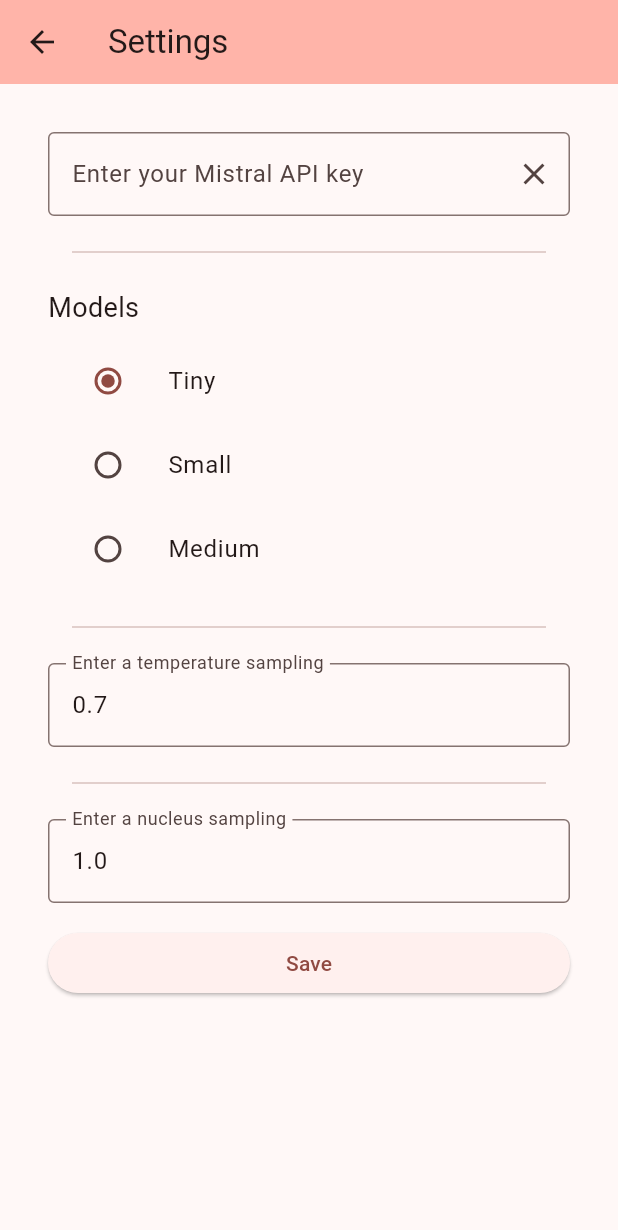
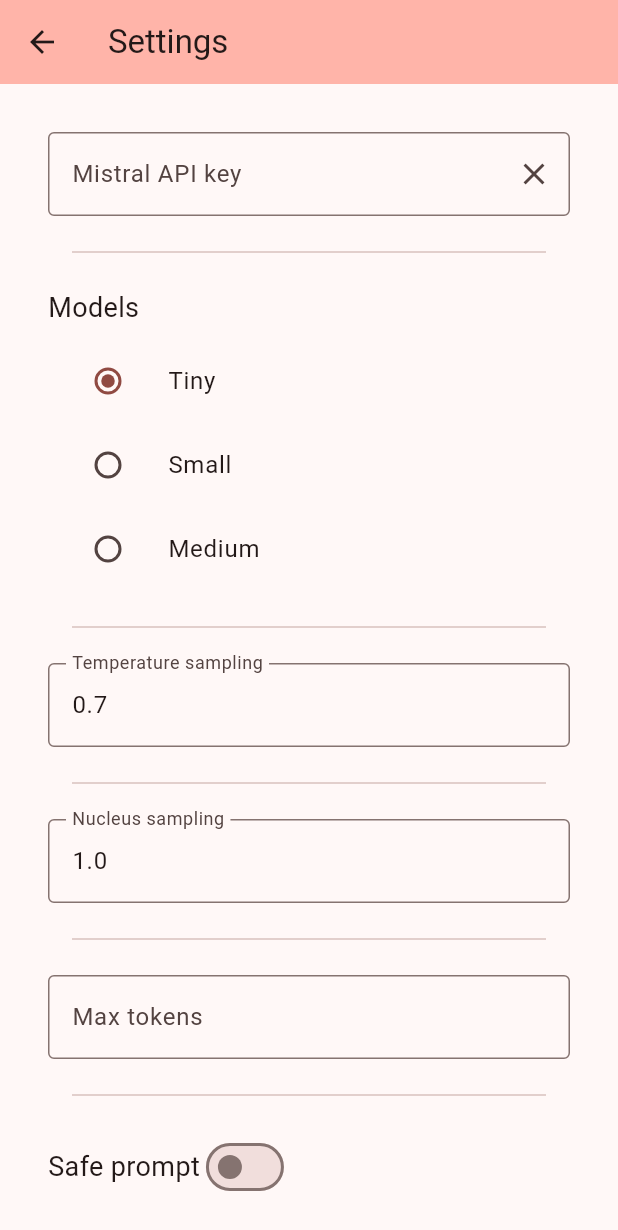
Before and after one commit to alecerf/jarvis, a Flutter app: the screen it shows after launch, on a phone screen of 412 x 824 dp. Shown: the top 1230 px of the screen. Run offline on Flutter 3.47's test engine with Material 3 defaults, Android fonts, the phone set to English and light mode, and no system bars; our stand-ins replace shared_preferences; missing offline and left inert: fetch_client, markdown_widget.

Commit message:
feat: add all remaining params from mistral api

```diff
--- a/lib/settings.dart
+++ b/lib/settings.dart
@@ -7,21 +7,36 @@ import 'package:jarvis/mistral.dart';
 class SettingsData extends InheritedWidget {
   final String apiKey;
   final String model;
+
   final double temperature;
   final double topp;
 
+  final int? maxTokens;
+  final int? randomSeed;
+
+  final bool safePrompt;
+
   const SettingsData({
     super.key,
+    required super.child,
+    required this.maxTokens,
+    required this.randomSeed,
+    required this.safePrompt,
     required this.apiKey,
     required this.model,
     required this.temperature,
     required this.topp,
-    required super.child,
   });
 
   @override
   bool updateShouldNotify(SettingsData oldWidget) {
-    return apiKey != oldWidget.apiKey;
+    return apiKey != oldWidget.apiKey ||
+        model != oldWidget.model ||
+        temperature != oldWidget.temperature ||
+        topp != oldWidget.topp ||
+        maxTokens != oldWidget.maxTokens ||
+        randomSeed != oldWidget.randomSeed ||
+        safePrompt != oldWidget.safePrompt;
   }
 
   static SettingsData of(BuildContext context) {
@@ -41,20 +56,26 @@ class _SettingsViewState extends State<SettingsView> {
   final _apiKeyController = TextEditingController();
   final _temperatureController = TextEditingController();
   final _toppController = TextEditingController();
+  final _maxTokensController = TextEditingController();
+  final _randomSeedController = TextEditingController();
   final Future<SharedPreferences> _prefs = SharedPreferences.getInstance();
   late ScaffoldMessengerState snackbar;
   Model? _model = Model.tiny;
+  bool _safePrompt = false;
 
   @override
   void initState() {
     super.initState();
     _prefs.then((SharedPreferences prefs) {
       _apiKeyController.text = prefs.getString('key') ?? "";
+      _model = Model.values.firstWhere(
+          (element) => element.name == (prefs.getString('model') ?? 'tiny'));
       _temperatureController.text =
           (prefs.getDouble('temperature') ?? 0.7).toString();
       _toppController.text = (prefs.getDouble('top_p') ?? 1).toString();
-      _model = Model.values.firstWhere(
-          (element) => element.name == (prefs.getString('model') ?? 'tiny'));
+      _maxTokensController.text = (prefs.getInt('max_tokens') ?? "").toString();
+      _randomSeedController.text =
+          (prefs.getInt('random_seed') ?? "").toString();
       setState(() {});
     });
   }
@@ -77,7 +98,7 @@ class _SettingsViewState extends State<SettingsView> {
               obscureText: true,
               decoration: InputDecoration(
                 border: const OutlineInputBorder(),
-                labelText: 'Enter your Mistral API key',
+                labelText: 'Mistral API key',
                 suffixIcon: InkWell(
                   child: const Icon(Icons.clear),
                   onTap: () {
@@ -157,7 +178,7 @@ class _SettingsViewState extends State<SettingsView> {
               maxLines: 1,
               decoration: const InputDecoration(
                 border: OutlineInputBorder(),
-                labelText: 'Enter a temperature sampling',
+                labelText: 'Temperature sampling',
               ),
               validator: (String? value) {
                 if (value == null || value.trim().isEmpty) {
@@ -184,7 +205,7 @@ class _SettingsViewState extends State<SettingsView> {
               maxLines: 1,
               decoration: const InputDecoration(
                 border: OutlineInputBorder(),
-                labelText: 'Enter a nucleus sampling',
+                labelText: 'Nucleus sampling',
               ),
               validator: (String? value) {
                 if (value == null || value.trim().isEmpty) {
@@ -198,6 +219,72 @@ class _SettingsViewState extends State<SettingsView> {
                 return null;
               },
             ),
+            const Padding(
+              padding: EdgeInsets.all(16),
+              child: Divider(),
+            ),
+            TextFormField(
+              controller: _maxTokensController,
+              keyboardType: TextInputType.number,
+              inputFormatters: [
+                FilteringTextInputFormatter.allow(RegExp(r'[0-9]'))
+              ],
+              maxLines: 1,
+              decoration: const InputDecoration(
+                border: OutlineInputBorder(),
+                labelText: 'Max tokens',
+              ),
+              validator: (String? value) {
+                if (value!.isNotEmpty &&
+                    (int.tryParse(value) == null || int.parse(value) <= 0)) {
+                  return 'Field should be > 0';
+                }
+                return null;
+              },
+            ),
+            const Padding(
+              padding: EdgeInsets.all(16),
+              child: Divider(),
+            ),
+            Row(
+              children: [
+                const Text("Safe prompt",
+                    style: TextStyle(
+                      fontSize: 18,
+                    )),
+                Switch(
+                  value: _safePrompt,
+                  onChanged: (bool value) {
+                    setState(() {
+                      _safePrompt = value;
+                    });
+                  },
+                ),
+              ],
+            ),
+            const Padding(
+              padding: EdgeInsets.all(16),
+              child: Divider(),
+            ),
+            TextFormField(
+              controller: _randomSeedController,
+              keyboardType: TextInputType.number,
+              inputFormatters: [
+                FilteringTextInputFormatter.allow(RegExp(r'[0-9]'))
+              ],
+              maxLines: 1,
+              decoration: const InputDecoration(
+                border: OutlineInputBorder(),
+                labelText: 'Random seed',
+              ),
+              validator: (String? value) {
+                if (value!.isNotEmpty &&
+                    (int.tryParse(value) == null || int.parse(value) < 0)) {
+                  return 'Field should be >= 0';
+                }
+                return null;
+              },
+            ),
             Padding(
               padding: const EdgeInsets.only(top: 16),
               child: ElevatedButton(
@@ -205,11 +292,31 @@ class _SettingsViewState extends State<SettingsView> {
                   if (_formKey.currentState!.validate()) {
                     _prefs.then((SharedPreferences prefs) {
                       prefs.setString('key', _apiKeyController.text);
+
                       prefs.setDouble('temperature',
                           double.parse(_temperatureController.text));
+
                       prefs.setDouble(
                           'top_p', double.parse(_toppController.text));
+
                       prefs.setString('model', _model!.name);
+
+                      if (int.tryParse(_maxTokensController.text) != null) {
+                        prefs.setInt(
+                            'max_tokens', int.parse(_maxTokensController.text));
+                      } else {
+                        prefs.remove('max_tokens');
+                      }
+
+                      prefs.setBool('safe_prompt', _safePrompt);
+
+                      if (int.tryParse(_randomSeedController.text) != null) {
+                        prefs.setInt('random_seed',
+                            int.parse(_randomSeedController.text));
+                      } else {
+                        prefs.remove('random_seed');
+                      }
+
                       ScaffoldMessenger.of(context).showSnackBar(
                         const SnackBar(
                           content: Text('Your settings have been saved'),
```
Also changed, not shown: lib/main.dart (+12 -1 lines), lib/mistral.dart (+17 -9 lines).
